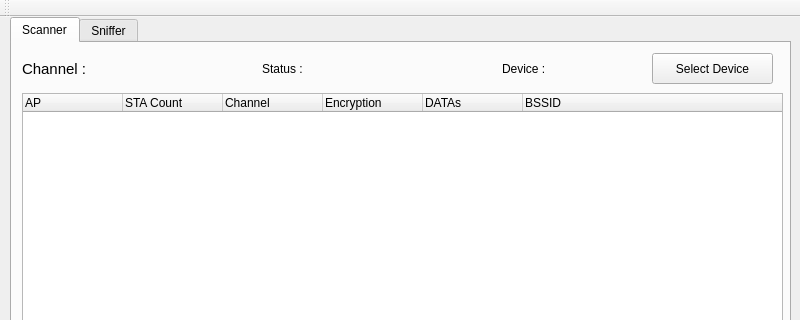
Qt form widget.ui (ZoRuri/Wireless_Tools) before a commit; both pictures show x 0 to 800 and y 0 to 320 of the 800 by 815 pixel window.
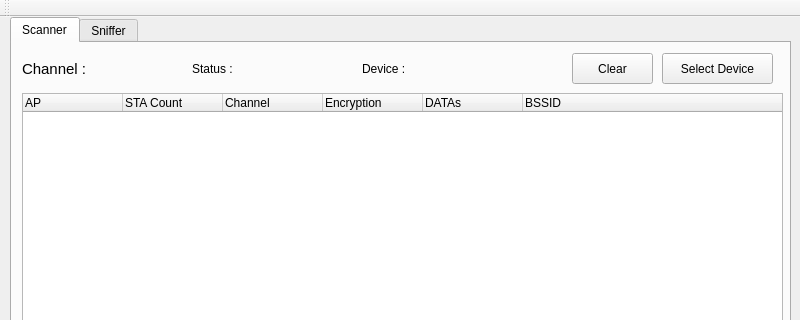
The same form after that commit.

What changed in the file:
```diff
--- a/widget.ui
+++ b/widget.ui
@@ -99,9 +99,9 @@
      <widget class="QPushButton" name="pbSelectDevice">
       <property name="geometry">
        <rect>
-        <x>640</x>
+        <x>650</x>
         <y>10</y>
-        <width>121</width>
+        <width>111</width>
         <height>31</height>
        </rect>
       </property>
@@ -133,7 +133,7 @@
      <widget class="QLabel" name="label_Device">
       <property name="geometry">
        <rect>
-        <x>490</x>
+        <x>350</x>
         <y>10</y>
         <width>141</width>
         <height>31</height>
@@ -146,7 +146,7 @@
      <widget class="QLabel" name="label_Status">
       <property name="geometry">
        <rect>
-        <x>250</x>
+        <x>180</x>
         <y>10</y>
         <width>131</width>
         <height>31</height>
@@ -156,6 +156,19 @@
        <string>Status :</string>
       </property>
      </widget>
+     <widget class="QPushButton" name="pbClear">
+      <property name="geometry">
+       <rect>
+        <x>560</x>
+        <y>10</y>
+        <width>81</width>
+        <height>31</height>
+       </rect>
+      </property>
+      <property name="text">
+       <string>Clear</string>
+      </property>
+     </widget>
     </widget>
     <widget class="QWidget" name="tab_2">
      <attribute name="title">
```
